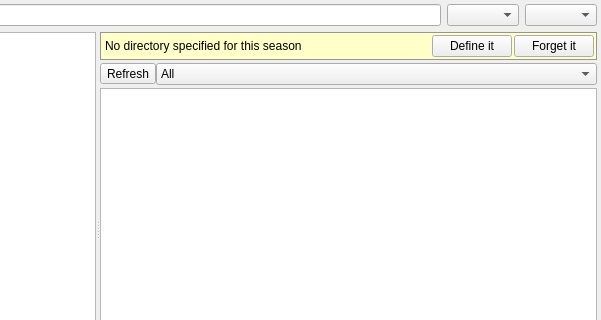
Above: showdetailwidget.ui from Guid75/betaseeker before the change; both pictures show x 164 to 765 and y 0 to 320 of the 765 by 429 pixel window. Below: the same form after it.
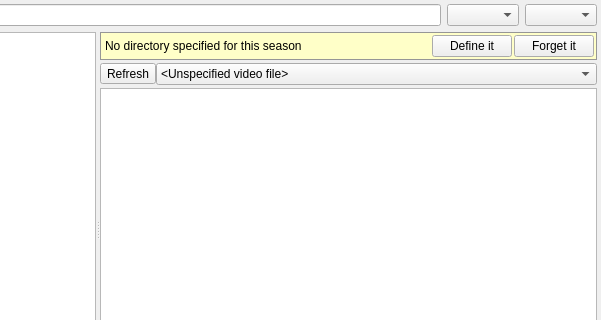
That is the form after the change. Icons and pictures are not drawn.

Commit message: - episodes are correctly sorted - "all" replaced by "<unspecified video file>"

```diff
--- a/showdetailwidget.ui
+++ b/showdetailwidget.ui
@@ -81,7 +81,7 @@
         <widget class="QComboBox" name="comboBoxSubtitles">
          <item>
           <property name="text">
-           <string>All</string>
+           <string>&lt;Unspecified video file&gt;</string>
           </property>
          </item>
         </widget>
```
The commit also changes 1 other file.
